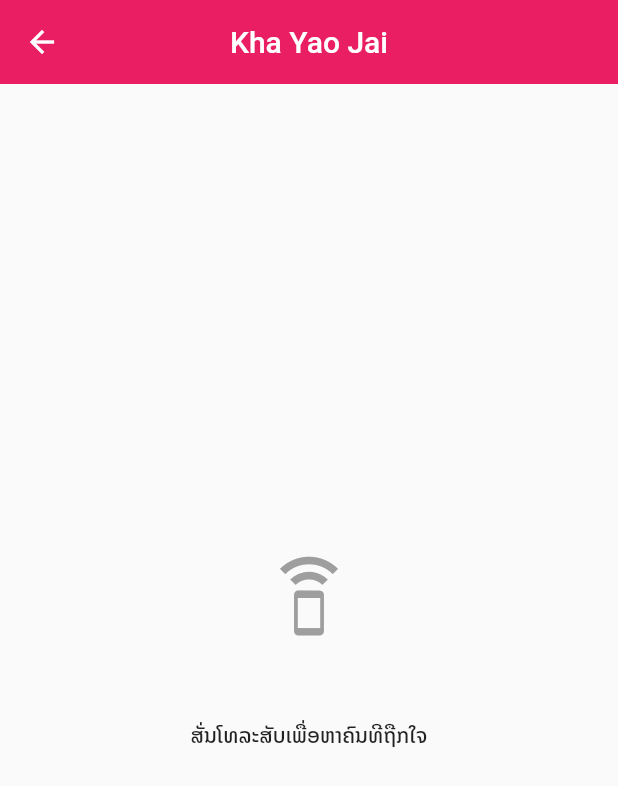
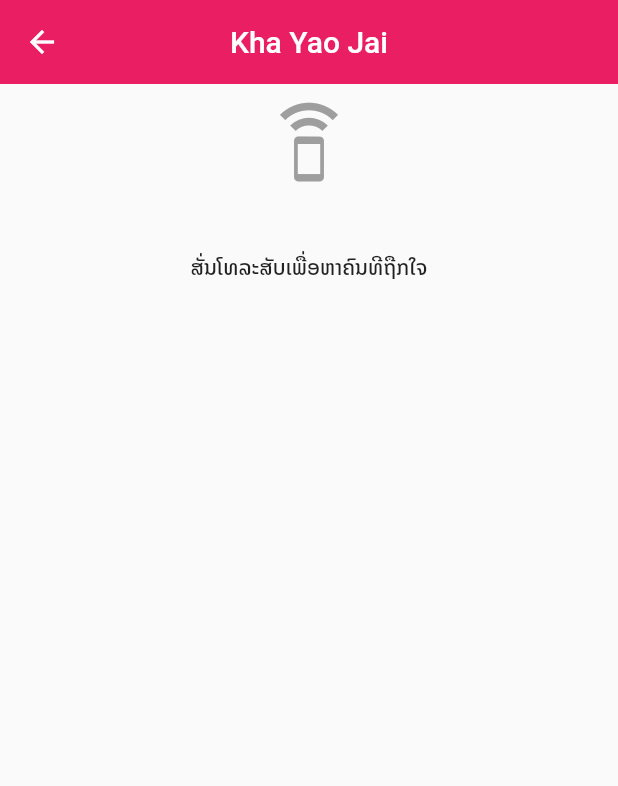
Before and after one commit to soulinmaikadua/khayaojai, a Flutter app: the screen it shows after launch, after a tap on "ເຂົ້າລະບົບດ້ວຍ Google", on a phone screen of 412 x 824 dp. Shown: the top 786 px of the screen. Run offline on Flutter 3.47's test engine with Material 2 defaults, Android fonts, the phone set to English and light mode, and no system bars; missing offline and left inert: shake.

Commit message:
first commit

```diff
--- a/lib/screens/login_screen.dart
+++ b/lib/screens/login_screen.dart
@@ -19,7 +19,6 @@ class _LoginScreenState extends State<LoginScreen> {
           ),
         ),
         child: Column(
-          crossAxisAlignment: CrossAxisAlignment.center,
           mainAxisAlignment: MainAxisAlignment.center,
           children: [
             Container(
--- a/lib/screens/shake_screen.dart
+++ b/lib/screens/shake_screen.dart
@@ -31,16 +31,18 @@ class _ShakeScreenState extends State<ShakeScreen> {
   Widget build(BuildContext context) {
     return Scaffold(
       appBar: AppBar(
-        // backgroundColor: const Color(0xFFDC377C),
         centerTitle: true,
         elevation: 0,
         title: Text("Kha Yao Jai"),
       ),
       body: SafeArea(
-        child: Center(
+        child: Container(
+          alignment: Alignment.center,
+          margin: const EdgeInsets.symmetric(
+            horizontal: 16,
+            vertical: 10,
+          ),
           child: Column(
-            mainAxisAlignment: MainAxisAlignment.center,
-            crossAxisAlignment: CrossAxisAlignment.center,
             children: [
               isShake == true
                   ? Column(
@@ -62,15 +64,10 @@ class _ShakeScreenState extends State<ShakeScreen> {
                   : Icon(
                       Icons.speaker_phone,
                       size: 60,
-                      color: isShake == true ? Colors.pink : Colors.grey,
+                      color: Colors.grey,
                     ),
               SizedBox(height: 40),
-              Container(
-                margin: const EdgeInsets.symmetric(
-                  horizontal: 16,
-                  vertical: 10,
-                ),
-                child: isShake == true
+              isShake == true
                   ? ListView.builder(
                       physics: NeverScrollableScrollPhysics(),
                       shrinkWrap: true,
@@ -84,7 +81,6 @@ class _ShakeScreenState extends State<ShakeScreen> {
                       "ສັ່ນໂທລະສັບເພື່ອຫາຄົນທີຖືກໃຈ",
                       style: TextStyle(fontFamily: "NotoSan"),
                     ),
-              )
             ],
           ),
         ),
```
Also changed, not shown: 1 other file. Lines whose indentation alone changed are shown as unchanged.
